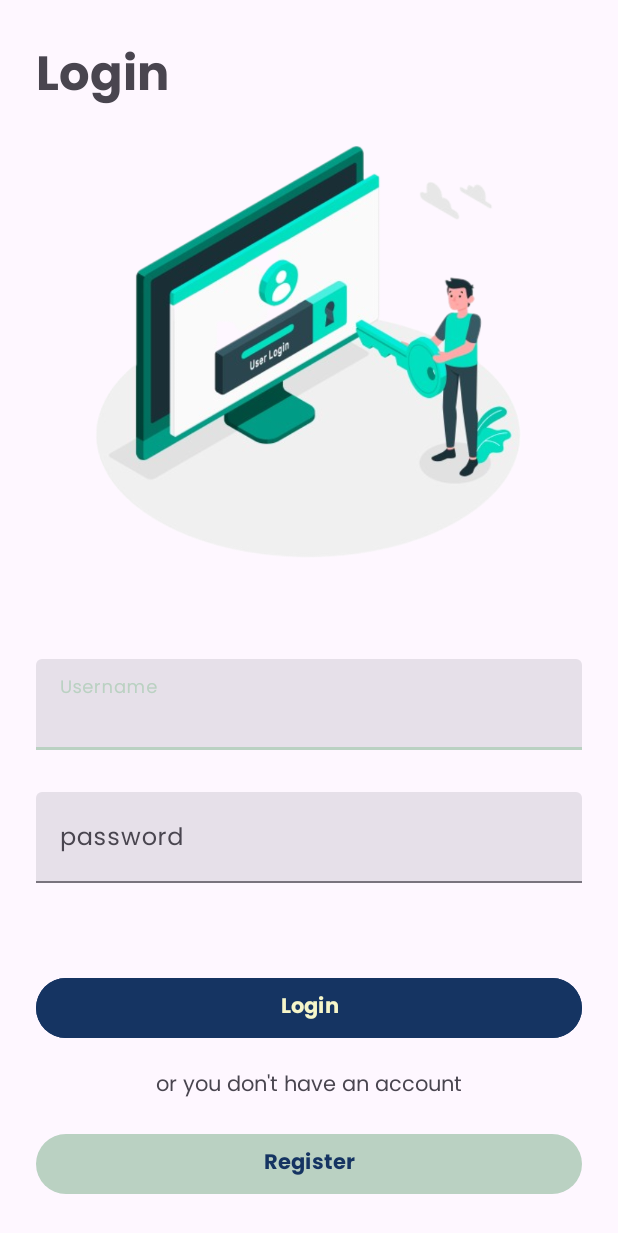
After one commit to ASAH-Bangkit-2023/MD, an Android app: the layout fragment_login.xml on its own in the app's theme, with its tools: preview values and no code run, on a phone screen of 412 x 824 dp. The commit adds this screen. Shown: the top 1233 px of the screen. Run offline under Robolectric (Android 15) with nearby library versions, the light colour scheme and no system bars.

Commit message:
make ui login adjusting color adjusting font weight adjust viewBinding

```diff
--- a/app/build.gradle
+++ b/app/build.gradle
@@ -30,6 +30,9 @@ android {
     kotlinOptions {
         jvmTarget = '1.8'
     }
+    buildFeatures {
+        viewBinding = true
+    }
 }
 
 dependencies {
--- /dev/null
+++ b/app/src/main/java/com/example/md/ui/login/LoginFragment.kt
@@ -0,0 +1,26 @@
+package com.example.md.ui.login
+
+import android.os.Bundle
+import android.view.LayoutInflater
+import android.view.View
+import android.view.ViewGroup
+import androidx.fragment.app.Fragment
+import com.example.md.databinding.FragmentLoginBinding
+
+class LoginFragment : Fragment() {
+    private var _binding: FragmentLoginBinding? = null
+    private val binding get() = _binding
+
+    override fun onCreateView(
+        inflater: LayoutInflater, container: ViewGroup?,
+        savedInstanceState: Bundle?
+    ): View? {
+        _binding = FragmentLoginBinding.inflate(inflater, container, false)
+        return binding?.root
+    }
+
+    override fun onDestroy() {
+        _binding = null
+        super.onDestroy()
+    }
+}
--- a/app/src/main/res/font/poppins.xml
+++ b/app/src/main/res/font/poppins.xml
@@ -6,7 +6,7 @@
         android:fontWeight="400"/>
 
     <font
-        android:font="@font/poppins_black"
+        android:font="@font/poppins_bold"
         android:fontStyle="normal"
         android:fontWeight="700"/>
 </font-family>
--- /dev/null
+++ b/app/src/main/res/layout/fragment_login.xml
@@ -0,0 +1,105 @@
+<?xml version="1.0" encoding="utf-8"?>
+<androidx.constraintlayout.widget.ConstraintLayout xmlns:android="http://schemas.android.com/apk/res/android"
+    xmlns:app="http://schemas.android.com/apk/res-auto"
+    xmlns:tools="http://schemas.android.com/tools"
+    android:layout_width="match_parent"
+    android:layout_height="match_parent"
+    tools:context=".ui.login.LoginFragment">
+
+    <TextView
+        android:id="@+id/header"
+        android:layout_width="wrap_content"
+        android:layout_height="wrap_content"
+        android:layout_margin="24dp"
+        android:text="@string/login"
+        android:textSize="32sp"
+        android:textStyle="bold"
+        app:layout_constraintStart_toStartOf="parent"
+        app:layout_constraintTop_toTopOf="parent" />
+
+    <ImageView
+        android:id="@+id/login_image"
+        android:layout_width="300dp"
+        android:layout_height="300dp"
+        android:src="@drawable/login"
+        app:layout_constraintEnd_toEndOf="parent"
+        app:layout_constraintStart_toStartOf="parent"
+        app:layout_constraintTop_toBottomOf="@id/header" />
+
+    <com.google.android.material.textfield.TextInputLayout
+        android:id="@+id/username_layout"
+        style="@style/Widget.Material3.TextInputLayout.FilledBox"
+        android:layout_width="match_parent"
+        android:layout_height="wrap_content"
+        android:layout_marginStart="24dp"
+        android:layout_marginTop="32dp"
+        android:layout_marginEnd="24dp"
+        app:layout_constraintBottom_toTopOf="@+id/password_layout"
+        app:layout_constraintTop_toBottomOf="@+id/login_image"
+        tools:layout_editor_absoluteX="24dp">
+
+        <EditText
+            android:id="@+id/username_et"
+            android:layout_width="match_parent"
+            android:layout_height="wrap_content"
+            android:autofillHints="username"
+            android:hint="@string/username"
+            android:inputType="textPersonName"
+            android:singleLine="true" />
+    </com.google.android.material.textfield.TextInputLayout>
+
+    <com.google.android.material.textfield.TextInputLayout
+        android:id="@+id/password_layout"
+        style="@style/Widget.Material3.TextInputLayout.FilledBox"
+        android:layout_width="match_parent"
+        android:layout_height="wrap_content"
+        android:layout_marginStart="24dp"
+        android:layout_marginEnd="24dp"
+        android:layout_marginBottom="32dp"
+        app:layout_constraintBottom_toTopOf="@+id/button"
+        app:layout_constraintTop_toBottomOf="@+id/username_layout"
+        tools:layout_editor_absoluteX="24dp">
+
+        <EditText
+            android:layout_width="match_parent"
+            android:layout_height="wrap_content"
+            android:autofillHints="password"
+            android:hint="@string/password"
+            android:inputType="textPassword" />
+    </com.google.android.material.textfield.TextInputLayout>
+
+    <Button
+        android:id="@+id/button"
+        android:layout_width="match_parent"
+        android:layout_height="wrap_content"
+        android:layout_marginStart="24dp"
+        android:layout_marginEnd="24dp"
+        android:layout_marginBottom="16dp"
+        android:backgroundTint="?attr/colorSecondary"
+        android:text="@string/login"
+        android:textColor="?attr/colorOnSecondary"
+        android:textStyle="bold"
+        app:layout_constraintBottom_toTopOf="@id/dont_have_account" />
+
+    <TextView
+        android:id="@+id/dont_have_account"
+        android:layout_width="wrap_content"
+        android:layout_height="wrap_content"
+        android:layout_marginBottom="16dp"
+        android:text="@string/or_you_don_t_have_an_account"
+        app:layout_constraintBottom_toTopOf="@id/register_button"
+        app:layout_constraintEnd_toEndOf="parent"
+        app:layout_constraintStart_toStartOf="parent" />
+
+    <Button
+        android:id="@+id/register_button"
+        android:layout_width="match_parent"
+        android:layout_height="wrap_content"
+        android:layout_marginStart="24dp"
+        android:layout_marginEnd="24dp"
+        android:layout_marginBottom="24dp"
+        android:text="@string/register"
+        android:textStyle="bold"
+        app:layout_constraintBottom_toBottomOf="parent" />
+
+</androidx.constraintlayout.widget.ConstraintLayout>
--- a/app/src/main/res/values-night/themes.xml
+++ b/app/src/main/res/values-night/themes.xml
@@ -1,8 +1,13 @@
-<resources xmlns:tools="http://schemas.android.com/tools">
+<resources>
     <!-- Base application theme. -->
     <style name="Base.Theme.MD" parent="Theme.Material3.DayNight.NoActionBar">
         <!-- Customize your dark theme here. -->
         <!-- <item name="colorPrimary">@color/my_dark_primary</item> -->
+        <item name="colorPrimary">@color/primary_light</item>
+        <item name="colorPrimaryVariant">@color/primary_dark</item>
+        <item name="colorSecondary">@color/secondary_dark</item>
+        <item name="colorOnPrimary">@color/color_on_primary</item>
+        <item name="colorOnSecondary">@color/color_on_secondary</item>
         <item name="fontFamily">@font/poppins</item>
     </style>
 </resources>
--- a/app/src/main/res/values/colors.xml
+++ b/app/src/main/res/values/colors.xml
@@ -1,11 +1,8 @@
 <?xml version="1.0" encoding="utf-8"?>
 <resources>
-    <color name="black">#FF000000</color>
-    <color name="white">#FFFFFFFF</color>
-    <color name="dark">#153462</color>
     <color name="primary_dark">#4FA095</color>
     <color name="primary_light">#BAD1C2</color>
-    <color name="secondary_dark">#E86A33</color>
-    <color name="secondary_light">#E7AB9A</color>
-    <color name="color_on_primary">#F6F6C9</color>
+    <color name="secondary_dark">#153462</color>
+    <color name="color_on_primary">#153462</color>
+    <color name="color_on_secondary">#F6F6C9</color>
 </resources>
--- a/app/src/main/res/values/strings.xml
+++ b/app/src/main/res/values/strings.xml
@@ -1,3 +1,10 @@
 <resources>
     <string name="app_name">MD</string>
+    <!-- TODO: Remove or change this placeholder text -->
+    <string name="hello_blank_fragment">Hello blank fragment</string>
+    <string name="login">Login</string>
+    <string name="username">Username</string>
+    <string name="password">password</string>
+    <string name="register">Register</string>
+    <string name="or_you_don_t_have_an_account">or you don\'t have an account</string>
 </resources>
--- a/app/src/main/res/values/themes.xml
+++ b/app/src/main/res/values/themes.xml
@@ -1,8 +1,13 @@
-<resources xmlns:tools="http://schemas.android.com/tools">
+<resources>
     <!-- Base application theme. -->
     <style name="Base.Theme.MD" parent="Theme.Material3.DayNight.NoActionBar">
         <!-- Customize your light theme here. -->
         <!-- <item name="colorPrimary">@color/my_light_primary</item> -->
+        <item name="colorPrimary">@color/primary_light</item>
+        <item name="colorPrimaryVariant">@color/primary_dark</item>
+        <item name="colorSecondary">@color/secondary_dark</item>
+        <item name="colorOnPrimary">@color/color_on_primary</item>
+        <item name="colorOnSecondary">@color/color_on_secondary</item>
         <item name="fontFamily">@font/poppins</item>
     </style>
 
```
Also changed, not shown: app/src/main/res/drawable/login.png (added), app/src/main/res/drawable/register.png (added), app/src/main/res/font/poppins_black.ttf (deleted), app/src/main/res/font/poppins_bold.ttf (added).
